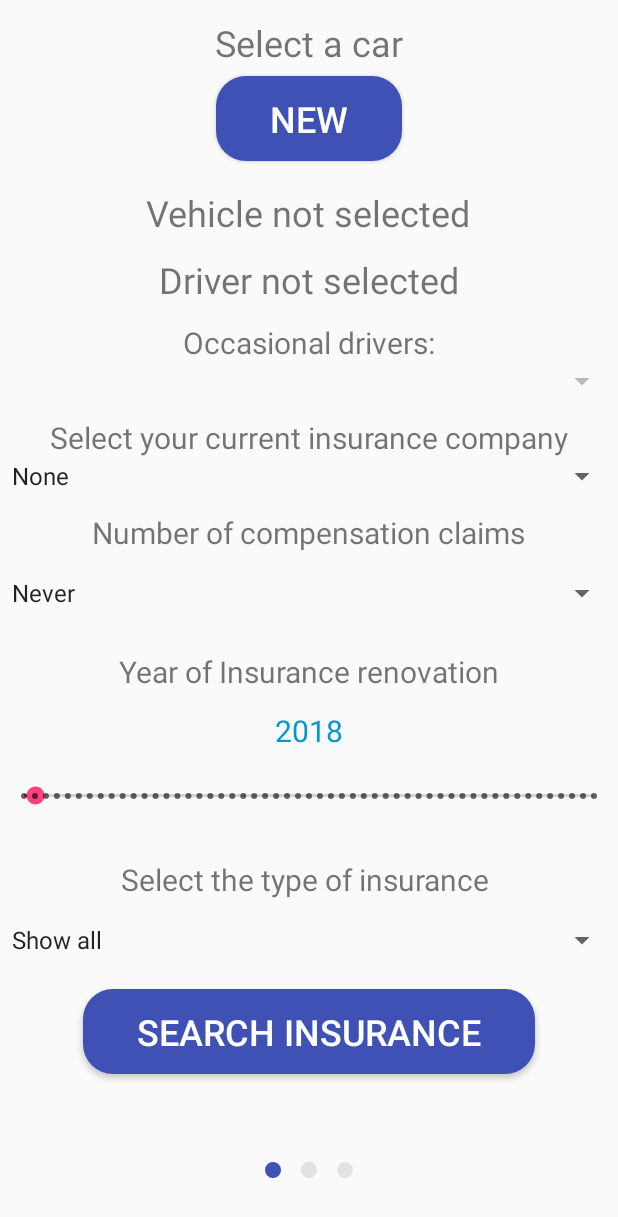
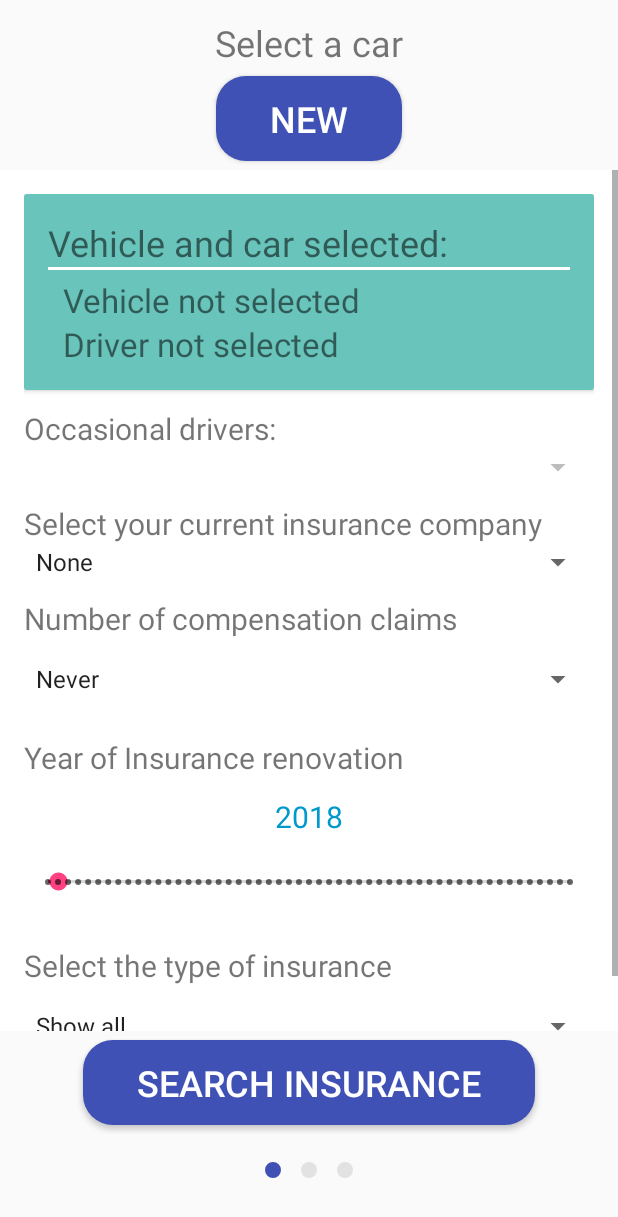
Before and after one commit to IvanDeMingo/comparador-seguros, an Android app: the fragment ConsultarSeguroFragmentResumen placed in its activity, on a phone screen of 412 x 824 dp. Shown: the top 1217 px of the screen. Run offline under Robolectric (Android 15) with nearby library versions, the phone set to English and light mode, and no system bars; our stand-ins replace Room's generated code.

Commit message:
UI improvements

```diff
--- a/app/src/main/res/layout/consultar_seguro_page3.xml
+++ b/app/src/main/res/layout/consultar_seguro_page3.xml
@@ -1,11 +1,61 @@
 <?xml version="1.0" encoding="utf-8"?>
+<RelativeLayout xmlns:android="http://schemas.android.com/apk/res/android"
+    android:orientation="vertical" android:layout_width="match_parent"
+    android:layout_height="match_parent">
+    <android.support.v7.widget.AppCompatButton
+        android:id="@+id/calcularSeguroButton"
+        android:text="search insurance"
+        android:layout_width="wrap_content"
+        android:layout_height="wrap_content"
+        android:layout_centerHorizontal="true"
+        android:background="@drawable/custom_button"
+        android:textColor="#ffffff"
+        android:textSize="24sp"
+        android:paddingBottom="12dp"
+        android:paddingTop="12dp"
+        android:paddingEnd="36dp"
+        android:paddingStart="36dp"
+        android:layout_margin="6dp"
+        android:layout_alignParentBottom="true"/>
+
     <ScrollView
         xmlns:android="http://schemas.android.com/apk/res/android"
         android:orientation="vertical" android:layout_width="match_parent"
-    android:layout_height="match_parent">
+        android:layout_height="match_parent"
+        android:layout_above="@id/calcularSeguroButton">
+
         <LinearLayout xmlns:android="http://schemas.android.com/apk/res/android"
             android:orientation="vertical" android:layout_width="match_parent"
-    android:layout_height="match_parent">
+            android:layout_height="match_parent"
+            android:background="#fff"
+            android:padding="16dp">
+
+            <android.support.v7.widget.CardView
+                android:id="@+id/android_card_view_selection"
+                android:layout_width="match_parent"
+                android:layout_height="wrap_content">
+
+                <RelativeLayout
+                    android:layout_width="match_parent"
+                    android:layout_height="wrap_content"
+                    android:background="#69C4BB"
+                    android:elevation="4dp"
+                    android:padding="16dp">
+
+                    <TextView
+                        android:layout_width="wrap_content"
+                        android:layout_height="wrap_content"
+                        android:text="@string/insurance_title"
+                        android:id="@+id/title"
+                        android:textSize="24sp"
+                        android:layout_alignParentTop="true"/>
+
+                    <View
+                        android:layout_width="fill_parent"
+                        android:layout_height="2dip"
+                        android:background="#fff"
+                        android:id="@+id/line"
+                        android:layout_below="@+id/title"/>
 
                     <TextView
                         android:layout_width="wrap_content"
@@ -13,22 +63,26 @@
                         android:layout_gravity="center"
                         android:id="@+id/selectedvehicle"
                         android:text="@string/vehicle_not_selected"
-        android:textSize="24sp"
-        android:paddingTop="12dp"/>
+                        android:textSize="22sp"
+                        android:layout_marginLeft="10dp"
+                        android:layout_marginTop="5dp"
+                        android:layout_below="@+id/line"/>
                     <TextView
                         android:layout_width="wrap_content"
                         android:layout_height="wrap_content"
                         android:layout_gravity="center"
-
                         android:id="@+id/selecteddriver"
                         android:text="@string/driver_not_selected"
-        android:textSize="24sp"
-        android:paddingTop="12dp"/>
+                        android:textSize="22sp"
+                        android:layout_marginLeft="10dp"
+                        android:layout_below="@+id/selectedvehicle"/>
+                </RelativeLayout>
+
+            </android.support.v7.widget.CardView>
 
             <TextView
                 android:layout_width="wrap_content"
                 android:layout_height="wrap_content"
-        android:layout_gravity="center"
 
                 android:id="@+id/occasionalDrivers"
                 android:text="Occasional drivers:"
@@ -43,7 +97,6 @@
             <TextView
                 android:layout_width="wrap_content"
                 android:layout_height="wrap_content"
-        android:layout_gravity="center"
 
                 android:id="@+id/companiaactual"
                 android:text="Select your current insurance company"
@@ -58,7 +111,6 @@
             <TextView
                 android:layout_width="wrap_content"
                 android:layout_height="wrap_content"
-        android:layout_gravity="center"
 
                 android:id="@+id/partesano"
                 android:text="Number of compensation claims"
@@ -73,7 +125,6 @@
             <TextView
                 android:layout_width="wrap_content"
                 android:layout_height="wrap_content"
-        android:layout_gravity="center"
                 android:text="Year of Insurance renovation"
                 android:textSize="20sp"
                 android:paddingTop="12dp"/>
@@ -99,7 +150,6 @@
             <TextView
                 android:layout_width="wrap_content"
                 android:layout_height="wrap_content"
-        android:layout_gravity="center"
                 android:text="Select the type of insurance "
                 android:textSize="20sp"
                 android:paddingTop="12dp"/>
@@ -111,22 +161,6 @@
 
                 android:entries="@array/tiposeguro"
                 />
-
-    <android.support.v7.widget.AppCompatButton
-
-        android:id="@+id/calcularSeguroButton"
-        android:text="search insurance"
-        android:layout_width="wrap_content"
-        android:layout_height="wrap_content"
-        android:layout_gravity="center"
-        android:background="@drawable/custom_button"
-        android:textColor="#ffffff"
-        android:textSize="24sp"
-        android:paddingBottom="12dp"
-        android:paddingTop="12dp"
-        android:paddingEnd="36dp"
-        android:paddingStart="36dp"
-        android:layout_margin="6dp"/>
-
         </LinearLayout>
     </ScrollView>
+</RelativeLayout>
--- a/app/src/main/res/values/strings.xml
+++ b/app/src/main/res/values/strings.xml
@@ -79,6 +79,7 @@
     <string name="dialog_nfc_text">The NFC technology can only be used in the 3.0 DNI to extract its information.</string>
     <string name="dialog_qr_text">The sustainability labels are stickers that the Spanish DGT sends, they indicate the classification of the vehicle according to its emissions. Reading its code we can extract information from the vehicle.</string>
     <string name="dialog_ocr_text">This option uses the device’s camera to read the OCR data on Spanish identity cards.</string>
+    <string name="insurance_title">Vehicle and car selected:</string>
 
 
 </resources>
```
Lines whose indentation alone changed are shown as unchanged.
